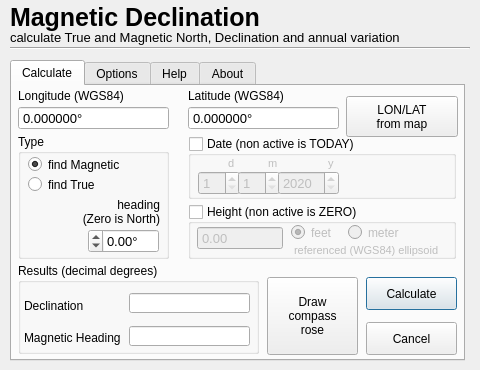
Above: MagneticDeclination/Magnetic_declination_dialog_base.ui from Hacked-Crew/Magnetic-Declination before the change. Below: the same form after it.
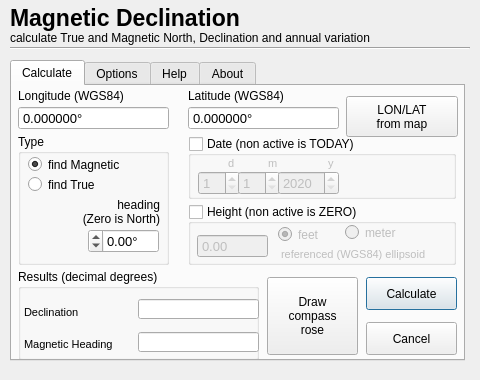
That is the form after the change. The open tabs and pages were chosen to show the change. Icons and pictures are not drawn.

What changed in the file:
```diff
--- a/MagneticDeclination/Magnetic_declination_dialog_base.ui
+++ b/MagneticDeclination/Magnetic_declination_dialog_base.ui
@@ -11,19 +11,19 @@
     <x>0</x>
     <y>0</y>
     <width>480</width>
-    <height>370</height>
+    <height>380</height>
    </rect>
   </property>
   <property name="minimumSize">
    <size>
     <width>480</width>
-    <height>370</height>
+    <height>380</height>
    </size>
   </property>
   <property name="maximumSize">
    <size>
     <width>480</width>
-    <height>370</height>
+    <height>380</height>
    </size>
   </property>
   <property name="font">
@@ -52,14 +52,14 @@
     <rect>
      <x>10</x>
      <y>2</y>
-     <width>251</width>
+     <width>291</width>
      <height>31</height>
     </rect>
    </property>
    <property name="font">
     <font>
      <family>Arial</family>
-     <pointsize>19</pointsize>
+     <pointsize>17</pointsize>
      <weight>75</weight>
      <bold>true</bold>
     </font>
@@ -67,6 +67,12 @@
    <property name="text">
     <string>Magnetic Declination</string>
    </property>
+   <property name="scaledContents">
+    <bool>false</bool>
+   </property>
+   <property name="wordWrap">
+    <bool>false</bool>
+   </property>
   </widget>
   <widget class="QLabel" name="description_label">
    <property name="geometry">
@@ -80,7 +86,7 @@
    <property name="font">
     <font>
      <family>Arial</family>
-     <pointsize>10</pointsize>
+     <pointsize>9</pointsize>
      <weight>50</weight>
      <italic>false</italic>
      <bold>false</bold>
@@ -108,6 +114,7 @@
    </property>
    <property name="font">
     <font>
+     <family>Arial</family>
      <pointsize>9</pointsize>
     </font>
    </property>
@@ -265,13 +272,14 @@
      <property name="geometry">
       <rect>
        <x>6</x>
-       <y>177</y>
+       <y>183</y>
        <width>241</width>
        <height>91</height>
       </rect>
      </property>
      <property name="font">
       <font>
+       <family>Arial</family>
        <pointsize>9</pointsize>
       </font>
      </property>
@@ -281,7 +289,7 @@
      <widget class="QLineEdit" name="declination_lineEdit">
       <property name="geometry">
        <rect>
-        <x>111</x>
+        <x>120</x>
         <y>30</y>
         <width>121</width>
         <height>20</height>
@@ -289,6 +297,7 @@
       </property>
       <property name="font">
        <font>
+        <family>Arial</family>
         <pointsize>10</pointsize>
        </font>
       </property>
@@ -311,7 +320,7 @@
      <widget class="QLineEdit" name="heading_lineEdit">
       <property name="geometry">
        <rect>
-        <x>111</x>
+        <x>120</x>
         <y>63</y>
         <width>121</width>
         <height>20</height>
@@ -319,6 +328,7 @@
       </property>
       <property name="font">
        <font>
+        <family>Arial</family>
         <pointsize>10</pointsize>
        </font>
       </property>
@@ -337,14 +347,14 @@
        <rect>
         <x>6</x>
         <y>67</y>
-        <width>101</width>
+        <width>111</width>
         <height>16</height>
        </rect>
       </property>
       <property name="font">
        <font>
         <family>Arial</family>
-        <pointsize>9</pointsize>
+        <pointsize>8</pointsize>
         <kerning>true</kerning>
        </font>
       </property>
@@ -364,7 +374,7 @@
       <property name="font">
        <font>
         <family>Arial</family>
-        <pointsize>9</pointsize>
+        <pointsize>8</pointsize>
         <kerning>true</kerning>
        </font>
       </property>
@@ -379,11 +389,12 @@
        <x>6</x>
        <y>48</y>
        <width>151</width>
-       <height>125</height>
+       <height>131</height>
       </rect>
      </property>
      <property name="font">
       <font>
+       <family>Arial</family>
        <pointsize>9</pointsize>
       </font>
      </property>
@@ -738,17 +749,21 @@
        <x>176</x>
        <y>118</y>
        <width>268</width>
-       <height>55</height>
+       <height>61</height>
       </rect>
      </property>
      <property name="font">
       <font>
+       <family>Arial</family>
        <pointsize>9</pointsize>
       </font>
      </property>
      <property name="title">
       <string>Height (non active is ZERO)</string>
      </property>
+     <property name="flat">
+      <bool>false</bool>
+     </property>
      <property name="checkable">
       <bool>true</bool>
      </property>
@@ -758,8 +773,8 @@
      <widget class="QRadioButton" name="feet_radioButton">
       <property name="geometry">
        <rect>
-        <x>103</x>
-        <y>18</y>
+        <x>90</x>
+        <y>20</y>
         <width>51</width>
         <height>21</height>
        </rect>
@@ -780,7 +795,7 @@
      <widget class="QRadioButton" name="meter_radioButton">
       <property name="geometry">
        <rect>
-        <x>160</x>
+        <x>157</x>
         <y>18</y>
         <width>61</width>
         <height>21</height>
@@ -803,13 +818,14 @@
       <property name="geometry">
        <rect>
         <x>9</x>
-        <y>22</y>
-        <width>86</width>
+        <y>30</y>
+        <width>71</width>
         <height>24</height>
        </rect>
       </property>
       <property name="font">
        <font>
+        <family>Arial</family>
         <pointsize>10</pointsize>
        </font>
       </property>
@@ -832,9 +848,9 @@
      <widget class="QLabel" name="height_label">
       <property name="geometry">
        <rect>
-        <x>103</x>
-        <y>36</y>
-        <width>161</width>
+        <x>90</x>
+        <y>40</y>
+        <width>181</width>
         <height>20</height>
        </rect>
       </property>
```
Left out of the diff: 31 changed lines with no effect on the pictures.
